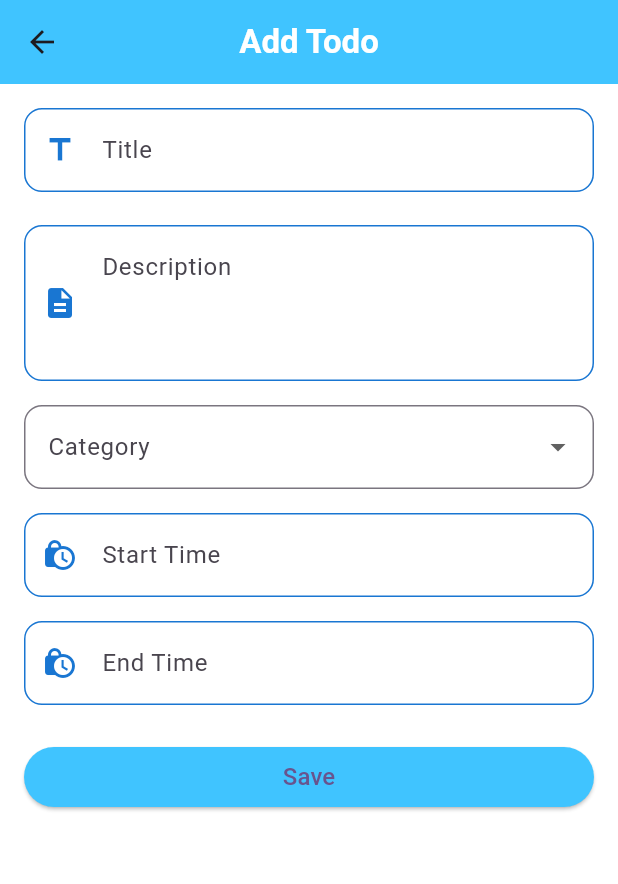
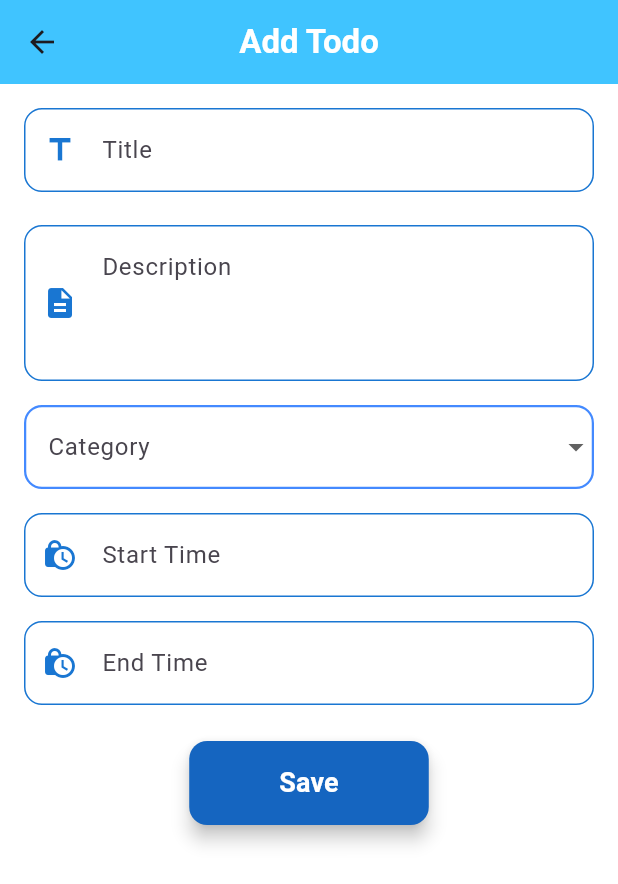
Before and after one commit to dira28/TodoList_App, a Flutter app: the AddTodoPage screen opened by its route, on a phone screen of 412 x 824 dp. Shown: the top 884 px of the screen. Run offline on Flutter 3.47's test engine with Material 3 defaults, Android fonts, the phone set to English and light mode, and no system bars; our stand-ins replace get.

Commit message:
styling all page

```diff
--- a/lib/pages/add_todo_page.dart
+++ b/lib/pages/add_todo_page.dart
@@ -2,6 +2,7 @@ import 'package:flutter/material.dart';
 import 'package:get/get.dart';
 import 'package:todo_list/controllers/todo_controller.dart';
 import 'package:todo_list/widgets/widget_textfield.dart';
+import 'package:todo_list/widgets/widget_button.dart';
 
 class AddTodoPage extends StatelessWidget {
   AddTodoPage({super.key});
@@ -38,6 +39,7 @@ class AddTodoPage extends StatelessWidget {
               ),
               const SizedBox(height: 22),
 
+              // Description
               CustomTextField(
                 textEditingController: todoController.descriptionController,
                 hintText: "Description",
@@ -53,9 +55,19 @@ class AddTodoPage extends StatelessWidget {
                       : todoController.selectedCategory.value,
                   decoration: InputDecoration(
                     labelText: "Category",
-                    border: OutlineInputBorder(
+                    enabledBorder: OutlineInputBorder(
                       borderRadius: BorderRadius.circular(12),
-                      borderSide: BorderSide(color: Colors.lightBlueAccent),
+                      borderSide: BorderSide(
+                        color: Colors.blueAccent,
+                        width: 1.5,
+                      ),
+                    ),
+                    focusedBorder: OutlineInputBorder(
+                      borderRadius: BorderRadius.circular(12),
+                      borderSide: BorderSide(
+                        color: Colors.blueAccent,
+                        width: 2,
+                      ),
                     ),
                   ),
                   items: categories
@@ -70,11 +82,11 @@ class AddTodoPage extends StatelessWidget {
               ),
               const SizedBox(height: 16),
 
-              // Start Time
               CustomTextField(
                 textEditingController: todoController.startTimeController,
                 hintText: "Start Time",
                 readOnly: true,
+                prefixIcon: Icons.lock_clock,
                 onTap: () async {
                   final pickedDate = await showDatePicker(
                     context: context,
@@ -100,7 +112,6 @@ class AddTodoPage extends StatelessWidget {
                     }
                   }
                 },
-                prefixIcon: Icons.lock_clock,
               ),
               const SizedBox(height: 16),
 
@@ -108,6 +119,7 @@ class AddTodoPage extends StatelessWidget {
                 textEditingController: todoController.endTimeController,
                 hintText: "End Time",
                 readOnly: true,
+                prefixIcon: Icons.lock_clock,
                 onTap: () async {
                   final pickedDate = await showDatePicker(
                     context: context,
@@ -133,20 +145,16 @@ class AddTodoPage extends StatelessWidget {
                     }
                   }
                 },
-                prefixIcon: Icons.lock_clock,
               ),
               const SizedBox(height: 24),
 
-              SizedBox(
-                width: double.infinity,
-                child: ElevatedButton(
-                  style: ElevatedButton.styleFrom(
-                    backgroundColor: Colors.lightBlueAccent,
-                  ),
+              Center(
+                child: CustomButton(
+                  text: "Save",
+                  textColor: Colors.white,
                   onPressed: () {
                     todoController.saveTodo();
                   },
-                  child: const Text("Save", style: TextStyle(fontSize: 16)),
                 ),
               ),
             ],
--- a/lib/widgets/todo_card.dart
+++ b/lib/widgets/todo_card.dart
@@ -27,7 +27,6 @@ class TodoCard extends StatelessWidget {
         ),
         ElevatedButton(
           onPressed: () {
-            todoController.history.add(todo);
             todoController.todos.remove(todo);
             Get.back();
           },
```
Also changed, not shown: lib/pages/profile_page.dart (+5 -37 lines).
